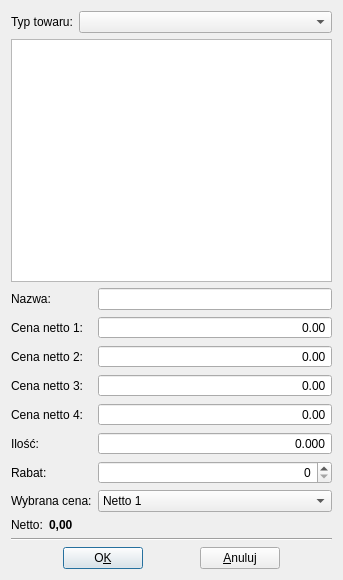
This is qfaktury/src/ui/CommodityListDialog.ui in tkQCompany/qcompany as Qt 5 draws it before an edit. The edited form follows.
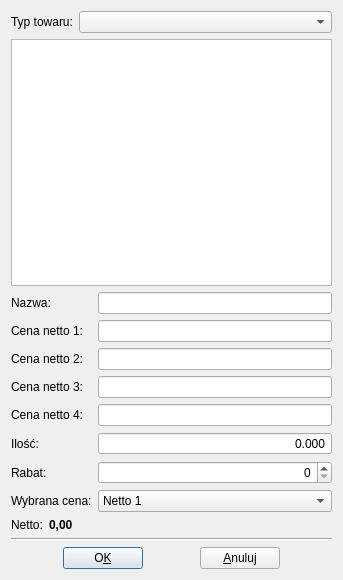
This is the edited form.

```diff
--- a/qfaktury/src/ui/CommodityListDialog.ui
+++ b/qfaktury/src/ui/CommodityListDialog.ui
@@ -89,28 +89,6 @@
        <property name="wordWrap">
         <bool>false</bool>
        </property>
-       <property name="buddy">
-        <cstring>doubleSpinBoxPriceNet1</cstring>
-       </property>
-      </widget>
-     </item>
-     <item row="1" column="1">
-      <widget class="QDoubleSpinBox" name="doubleSpinBoxPriceNet1">
-       <property name="sizePolicy">
-        <sizepolicy hsizetype="Expanding" vsizetype="Fixed">
-         <horstretch>0</horstretch>
-         <verstretch>0</verstretch>
-        </sizepolicy>
-       </property>
-       <property name="alignment">
-        <set>Qt::AlignRight|Qt::AlignTrailing|Qt::AlignVCenter</set>
-       </property>
-       <property name="buttonSymbols">
-        <enum>QAbstractSpinBox::NoButtons</enum>
-       </property>
-       <property name="maximum">
-        <double>999999999.000000000000000</double>
-       </property>
       </widget>
      </item>
      <item row="2" column="0">
@@ -121,28 +99,6 @@
        <property name="wordWrap">
         <bool>false</bool>
        </property>
-       <property name="buddy">
-        <cstring>doubleSpinBoxPriceNet2</cstring>
-       </property>
-      </widget>
-     </item>
-     <item row="2" column="1">
-      <widget class="QDoubleSpinBox" name="doubleSpinBoxPriceNet2">
-       <property name="sizePolicy">
-        <sizepolicy hsizetype="Expanding" vsizetype="Fixed">
-         <horstretch>0</horstretch>
-         <verstretch>0</verstretch>
-        </sizepolicy>
-       </property>
-       <property name="alignment">
-        <set>Qt::AlignRight|Qt::AlignTrailing|Qt::AlignVCenter</set>
-       </property>
-       <property name="buttonSymbols">
-        <enum>QAbstractSpinBox::NoButtons</enum>
-       </property>
-       <property name="maximum">
-        <double>99999.990000000005239</double>
-       </property>
       </widget>
      </item>
      <item row="3" column="0">
@@ -153,28 +109,6 @@
        <property name="wordWrap">
         <bool>false</bool>
        </property>
-       <property name="buddy">
-        <cstring>doubleSpinBoxPriceNet3</cstring>
-       </property>
-      </widget>
-     </item>
-     <item row="3" column="1">
-      <widget class="QDoubleSpinBox" name="doubleSpinBoxPriceNet3">
-       <property name="sizePolicy">
-        <sizepolicy hsizetype="Expanding" vsizetype="Fixed">
-         <horstretch>0</horstretch>
-         <verstretch>0</verstretch>
-        </sizepolicy>
-       </property>
-       <property name="alignment">
-        <set>Qt::AlignRight|Qt::AlignTrailing|Qt::AlignVCenter</set>
-       </property>
-       <property name="buttonSymbols">
-        <enum>QAbstractSpinBox::NoButtons</enum>
-       </property>
-       <property name="maximum">
-        <double>99999.990000000005239</double>
-       </property>
       </widget>
      </item>
      <item row="4" column="0">
@@ -185,28 +119,6 @@
        <property name="wordWrap">
         <bool>false</bool>
        </property>
-       <property name="buddy">
-        <cstring>doubleSpinBoxPriceNet4</cstring>
-       </property>
-      </widget>
-     </item>
-     <item row="4" column="1">
-      <widget class="QDoubleSpinBox" name="doubleSpinBoxPriceNet4">
-       <property name="sizePolicy">
-        <sizepolicy hsizetype="Expanding" vsizetype="Fixed">
-         <horstretch>0</horstretch>
-         <verstretch>0</verstretch>
-        </sizepolicy>
-       </property>
-       <property name="alignment">
-        <set>Qt::AlignRight|Qt::AlignTrailing|Qt::AlignVCenter</set>
-       </property>
-       <property name="buttonSymbols">
-        <enum>QAbstractSpinBox::NoButtons</enum>
-       </property>
-       <property name="maximum">
-        <double>99999.990000000005239</double>
-       </property>
       </widget>
      </item>
      <item row="5" column="0">
@@ -310,6 +222,22 @@
        </item>
       </widget>
      </item>
+     <item row="1" column="1">
+      <widget class="QLineEdit" name="lineEditPriceNet1">
+       <property name="text">
+        <string/>
+       </property>
+      </widget>
+     </item>
+     <item row="2" column="1">
+      <widget class="QLineEdit" name="lineEditPriceNet2"/>
+     </item>
+     <item row="3" column="1">
+      <widget class="QLineEdit" name="lineEditPriceNet3"/>
+     </item>
+     <item row="4" column="1">
+      <widget class="QLineEdit" name="lineEditPriceNet4"/>
+     </item>
     </layout>
    </item>
    <item>
```
Left out of the diff: 4 changed lines with no effect on the pictures.
